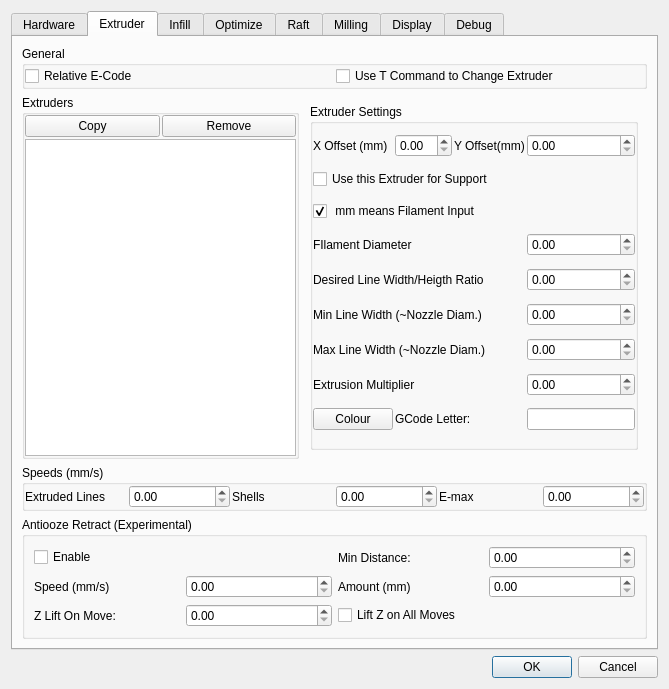
The window that RepsnapperQt/preferences_dlg.ui (timschmidt/repsnapper) describes before a commit, drawn with Qt 5.
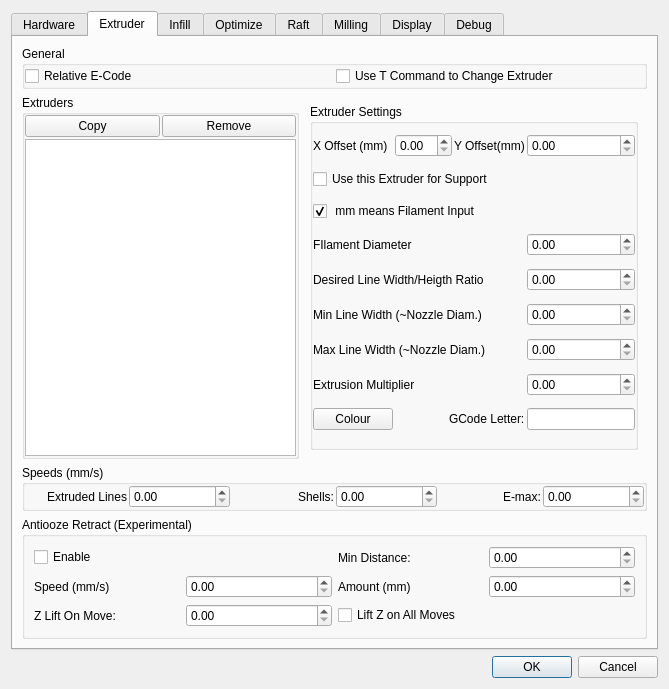
The same window after the commit. The open tabs and pages were chosen to show the change. Icons and pictures are not drawn. Custom widgets are drawn as their Qt base class.

Diff of the .ui file:
```diff
--- a/RepsnapperQt/preferences_dlg.ui
+++ b/RepsnapperQt/preferences_dlg.ui
@@ -512,6 +512,9 @@
                <property name="title">
                 <string>Extruder Settings</string>
                </property>
+               <property name="flat">
+                <bool>false</bool>
+               </property>
                <layout class="QGridLayout" name="gridLayout_9">
                 <property name="leftMargin">
                  <number>0</number>
@@ -629,7 +632,7 @@
                   </property>
                  </widget>
                 </item>
-                <item row="10" column="1" colspan="2">
+                <item row="10" column="1" colspan="2" alignment="Qt::AlignRight">
                  <widget class="QLabel" name="label_68">
                   <property name="text">
                    <string>GCode Letter:</string>
@@ -675,7 +678,7 @@
           <property name="bottomMargin">
            <number>0</number>
           </property>
-          <item>
+          <item alignment="Qt::AlignRight">
            <widget class="QLabel" name="label_54">
             <property name="text">
              <string>Extruded Lines</string>
@@ -692,10 +695,10 @@
             </property>
            </widget>
           </item>
-          <item>
+          <item alignment="Qt::AlignRight">
            <widget class="QLabel" name="label_55">
             <property name="text">
-             <string>Shells</string>
+             <string>Shells:</string>
             </property>
            </widget>
           </item>
@@ -709,10 +712,10 @@
             </property>
            </widget>
           </item>
-          <item>
+          <item alignment="Qt::AlignRight">
            <widget class="QLabel" name="label_56">
             <property name="text">
-             <string>E-max</string>
+             <string>E-max:</string>
             </property>
            </widget>
           </item>
```
Left out of the diff: 118 changed lines with no effect on the pictures.
